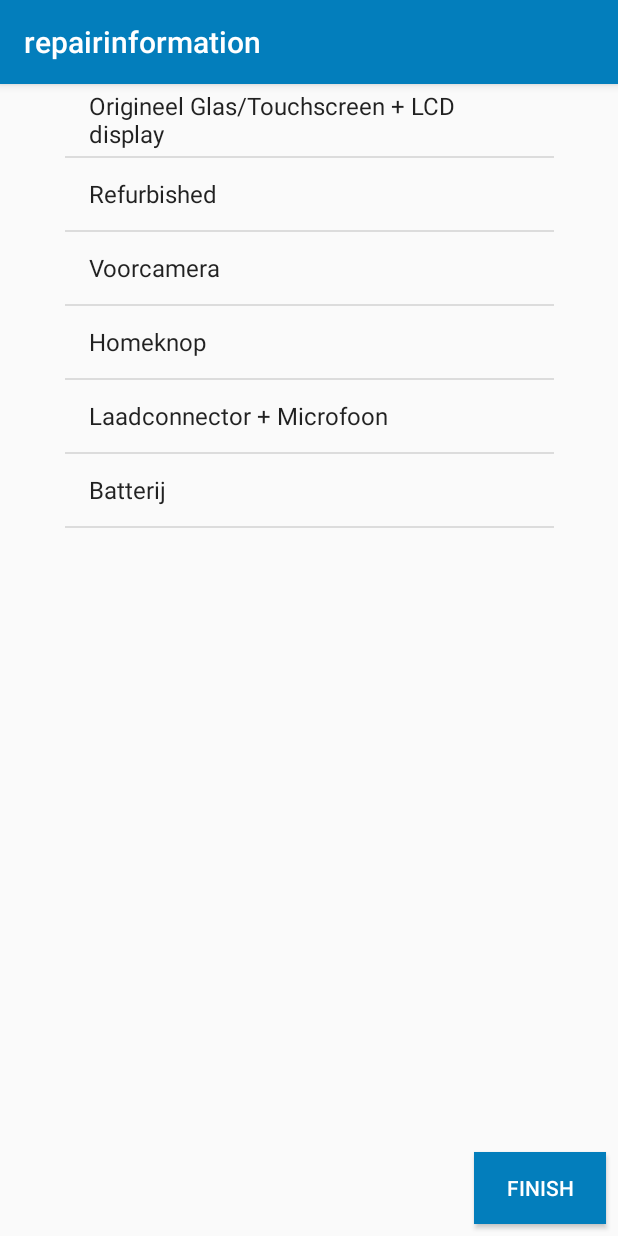
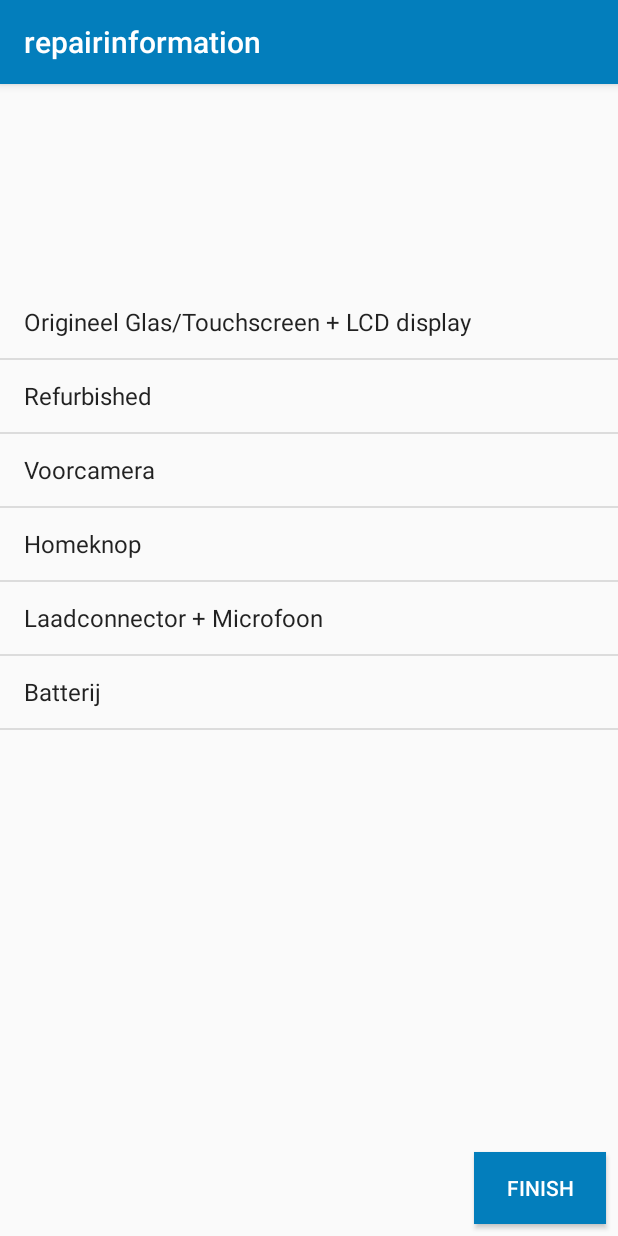
Before and after one commit to timted3/YouMobileRepairdesk, an Android app: the repairinformation screen opened directly, with no data from a screen before it, on a phone screen of 412 x 824 dp. Run offline under Robolectric (Android 15) with nearby library versions, the phone set to English and light mode, and no system bars; our stand-ins replace Firebase (no records; nobody signed in at launch, a user with empty details on screens opened directly).

Commit message:
Changed interface, and deleted unused code.

```diff
--- a/app/src/main/java/nl/nijmegenit/tim/you_mobilerepairdesk/repairinformation.java
+++ b/app/src/main/java/nl/nijmegenit/tim/you_mobilerepairdesk/repairinformation.java
@@ -65,6 +65,7 @@ public class repairinformation extends AppCompatActivity {
             @Override
             public void onItemClick(AdapterView<?> parent, View view, int position, long id) {
                 Repair repair = new Repair(items[position], itemprice[position]);
+
 
                 repairs.add(repair);
 
--- a/app/src/main/res/layout/content_repairinformation.xml
+++ b/app/src/main/res/layout/content_repairinformation.xml
@@ -10,16 +10,14 @@
 
     <ListView
         android:id="@+id/listRepairs"
-        android:layout_width="326dp"
+        android:layout_width="wrap_content"
         android:layout_height="435dp"
-        android:layout_marginEnd="0dp"
-        android:layout_marginStart="0dp"
-        android:layout_marginTop="0dp"
+        android:layout_marginBottom="8dp"
+        android:listSelector="@color/youmobileorange"
+        app:layout_constraintBottom_toTopOf="@+id/btnNext"
         app:layout_constraintEnd_toEndOf="parent"
         app:layout_constraintStart_toStartOf="parent"
-        app:layout_constraintTop_toTopOf="parent"
-        android:listSelector="@color/youmobileorange"
-        />
+        app:layout_constraintTop_toTopOf="parent" />
 
     <Button
         android:id="@+id/btnNext"
```
Also changed, not shown: app/src/main/java/nl/nijmegenit/tim/you_mobilerepairdesk/customerinformation.java (+0 -22 lines), app/src/main/res/layout/activity_customerinformation.xml (+5 -5 lines).
